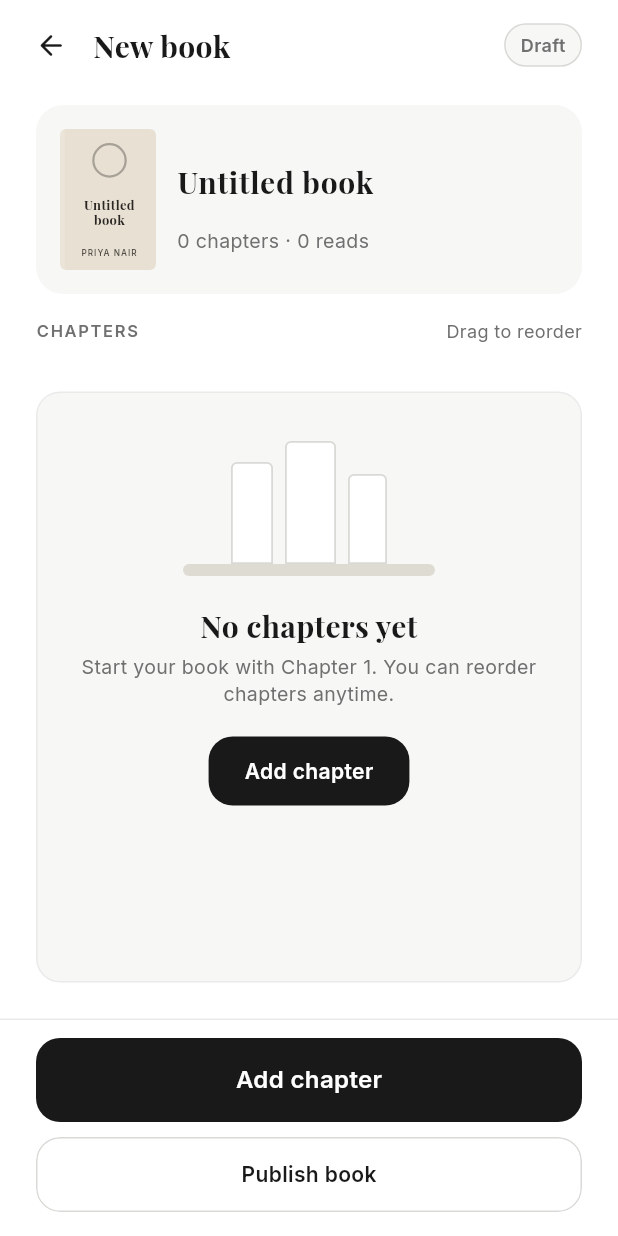
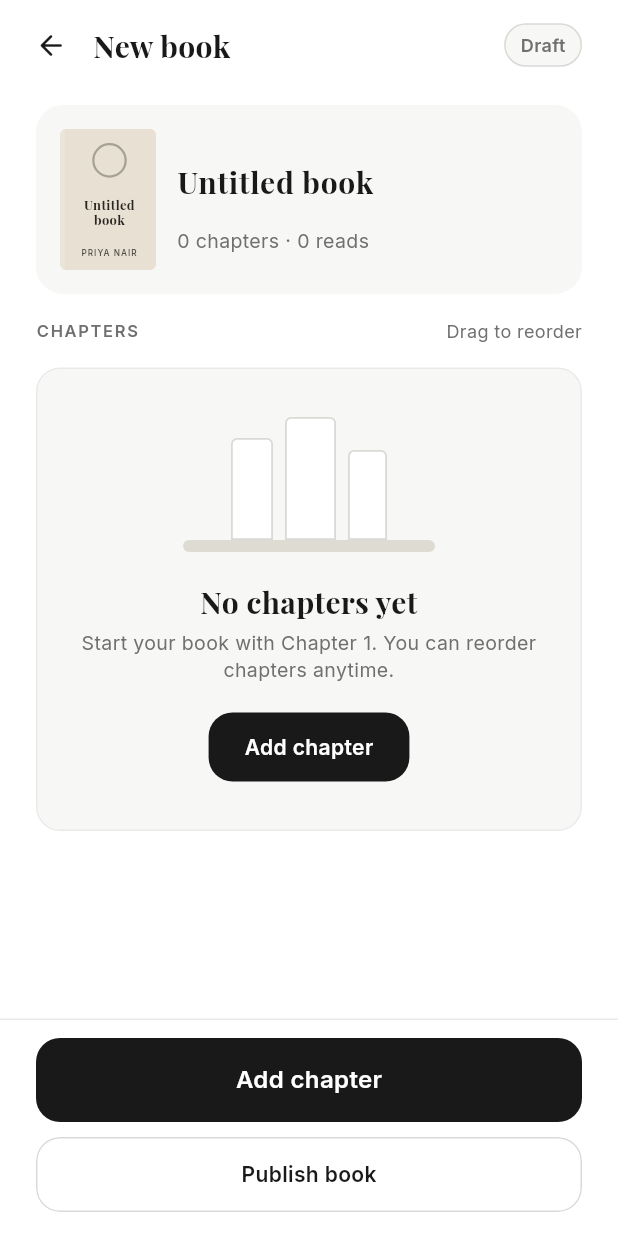
Before and after one commit to Mr-argha-das/bookshelf, a Flutter app: the BookManageScreen screen opened by its route, on a phone screen of 412 x 824 dp. Run offline on Flutter 3.47's test engine with Material 3 defaults, Android fonts, the phone set to English and light mode, and no system bars; our stand-ins replace flutter_riverpod, go_router, google_fonts.

Commit message:
Make empty chapter state scrollable in BookManageScreen at 360x640
Co-authored-by: arena-agent <297053741+arena-agent@users.noreply.github.com>

```diff
--- a/lib/screens/book_manage_screen.dart
+++ b/lib/screens/book_manage_screen.dart
@@ -172,6 +172,8 @@ class _BookManageScreenState extends ConsumerState<BookManageScreen> {
                           else
                             Text(
                               bookTitle,
+                              maxLines: 2,
+                              overflow: TextOverflow.ellipsis,
                               style: FolioTypography.cardTitle(size: 20),
                             ),
                           const SizedBox(height: 6),
@@ -179,6 +181,8 @@ class _BookManageScreenState extends ConsumerState<BookManageScreen> {
                             widget.isNewBook
                                 ? '${chapters.length} chapters · 0 reads'
                                 : '${chapters.length} chapters · 3.2k reads',
+                            maxLines: 1,
+                            overflow: TextOverflow.ellipsis,
                             style: FolioTypography.caption(size: 13),
                           ),
                         ],
@@ -195,8 +199,9 @@ class _BookManageScreenState extends ConsumerState<BookManageScreen> {
               ),
               child: Row(
                 children: [
-                  Text('CHAPTERS', style: FolioTypography.label()),
-                  const Spacer(),
+                  Expanded(
+                    child: Text('CHAPTERS', style: FolioTypography.label()),
+                  ),
                   Text(
                     'Drag to reorder',
                     style: FolioTypography.caption(size: 12),
@@ -209,8 +214,13 @@ class _BookManageScreenState extends ConsumerState<BookManageScreen> {
             // ReorderableListView
             Expanded(
               child: chapters.isEmpty
-                  ? Padding(
-                      padding: const EdgeInsets.all(FolioSpacing.pageX),
+                  ? SingleChildScrollView(
+                      padding: const EdgeInsets.fromLTRB(
+                        FolioSpacing.pageX,
+                        8,
+                        FolioSpacing.pageX,
+                        20,
+                      ),
                       child: FolioEmptyShelf(
                         title: 'No chapters yet',
                         subtitle:
```
